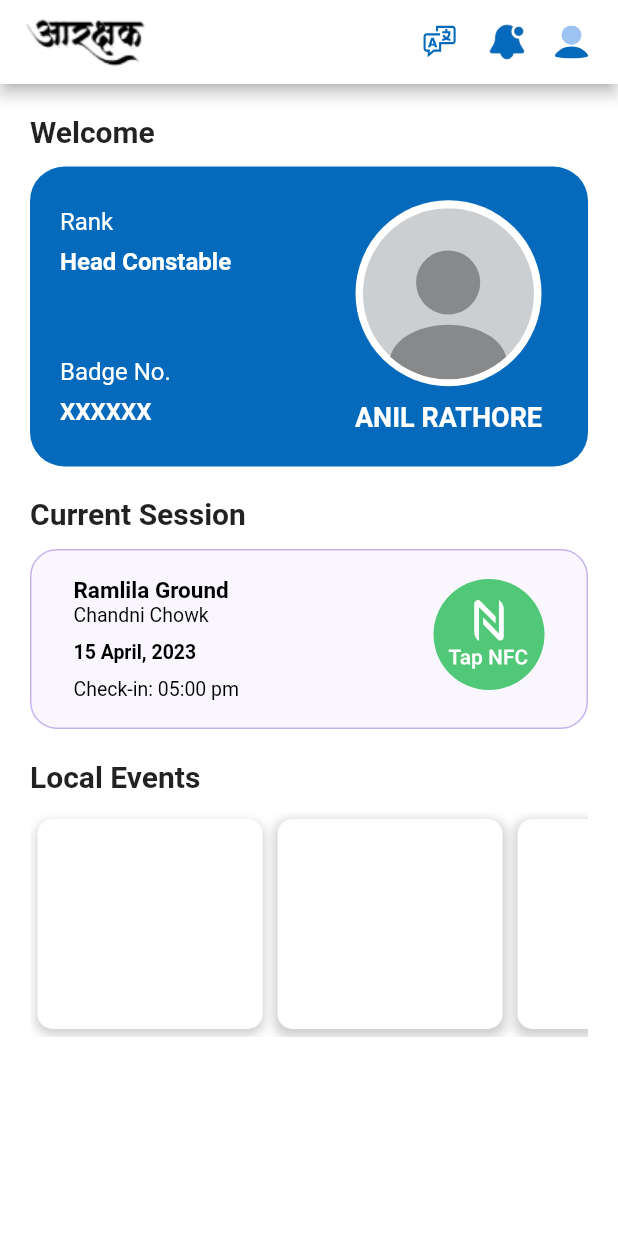
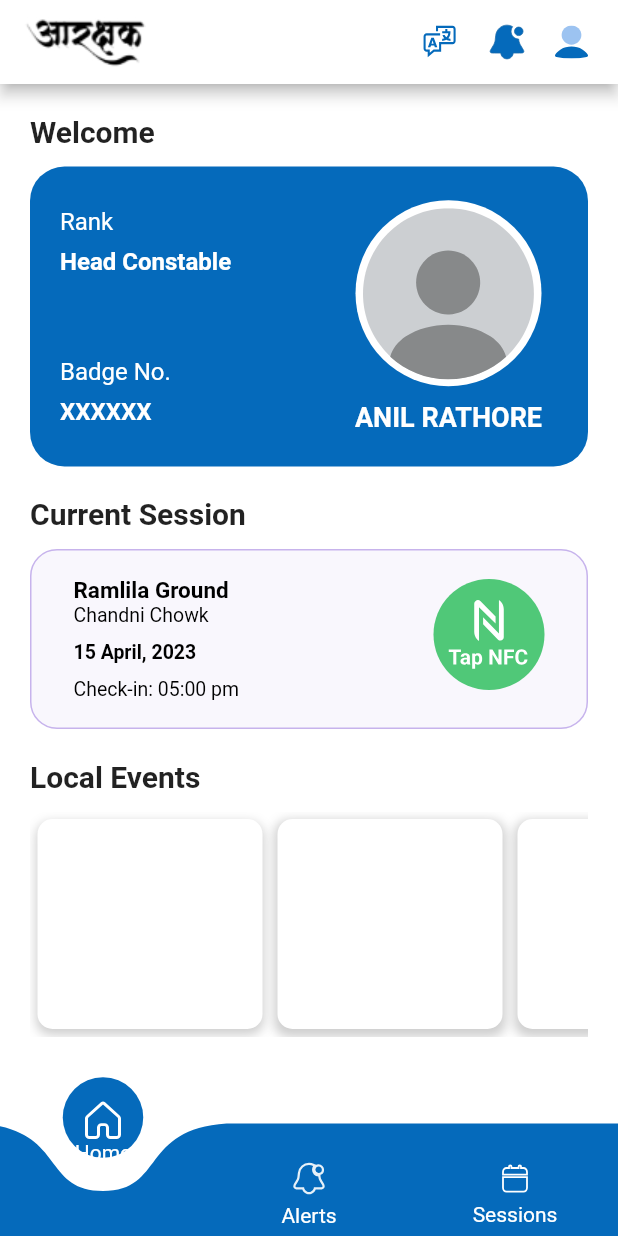
Before and after one commit to Aarakshak/Aarakshak-Flutter, a Flutter app: the screen it shows after launch, on a phone screen of 412 x 824 dp. Run offline on Flutter 3.47's test engine with Material 2 defaults, Android fonts, the phone set to English and light mode, and no system bars; drawn by our look-alikes of curved_navigation_bar; our stand-ins replace flutter_svg.

Commit message:
navbar completed

```diff
--- a/lib/screens/hompage.dart
+++ b/lib/screens/hompage.dart
@@ -1,6 +1,7 @@
 import 'package:aarakshak/ui_components/colors/color_code.dart';
 import 'package:aarakshak/widgets/profile_card.dart';
 import 'package:aarakshak/widgets/session_card.dart';
+import 'package:curved_navigation_bar/curved_navigation_bar.dart';
 import 'package:flutter/material.dart';
 import 'package:flutter_svg/flutter_svg.dart';
 
@@ -89,7 +90,8 @@ class HomePage extends StatelessWidget {
                           color: Colors.grey.withOpacity(0.5), // shadow color
                           spreadRadius: 1, // how spread out the shadow is
                           blurRadius: 5, // blur radius of the shadow
-                          offset: const Offset(0, 3), // changes the position of the shadow
+                          offset: const Offset(
+                              0, 3), // changes the position of the shadow
                         ),
                       ],
                     ),
@@ -106,7 +108,8 @@ class HomePage extends StatelessWidget {
                           color: Colors.grey.withOpacity(0.5), // shadow color
                           spreadRadius: 2, // how spread out the shadow is
                           blurRadius: 5, // blur radius of the shadow
-                          offset: const Offset(0, 3), // changes the position of the shadow
+                          offset: const Offset(
+                              0, 3), // changes the position of the shadow
                         ),
                       ],
                     ),
@@ -123,7 +126,8 @@ class HomePage extends StatelessWidget {
                           color: Colors.grey.withOpacity(0.5), // shadow color
                           spreadRadius: 2, // how spread out the shadow is
                           blurRadius: 5, // blur radius of the shadow
-                          offset: const Offset(0, 3), // changes the position of the shadow
+                          offset: const Offset(
+                              0, 3), // changes the position of the shadow
                         ),
                       ],
                     ),
@@ -134,6 +138,64 @@ class HomePage extends StatelessWidget {
           ],
         ),
       ),
+      bottomNavigationBar: CurvedNavigationBar(
+        animationDuration: const Duration(milliseconds: 250),
+        color: AppColors.navbarColor,
+        backgroundColor: Colors.transparent,
+        items: <Widget>[
+          Padding(
+            padding: const EdgeInsets.only(top: 20.0),
+            child: Column(
+              mainAxisAlignment: MainAxisAlignment.spaceEvenly,
+              children: [
+                SvgPicture.asset(
+                  'assets/images/home_outlined.svg',
+                  color: Colors.white,
+                ),
+                const Text(
+                  "Home",
+                  style: TextStyle(color: Colors.white),
+                ),
+              ],
+            ),
+          ),
+          Padding(
+            padding: const EdgeInsets.only(top: 20.0),
+            child: Column(
+              mainAxisAlignment: MainAxisAlignment.spaceEvenly,
+              children: [
+                SvgPicture.asset(
+                  'assets/images/bell_outlined.svg',
+                  color: Colors.white,
+                ),
+                const Text(
+                  "Alerts",
+                  style: TextStyle(color: Colors.white),
+                ),
+              ],
+            ),
+          ),
+          Padding(
+            padding: const EdgeInsets.only(top: 20.0),
+            child: Column(
+              mainAxisAlignment: MainAxisAlignment.spaceEvenly,
+              children: [
+                SvgPicture.asset(
+                  'assets/images/session_outlined.svg',
+                  color: Colors.white,
+                ),
+                const Text(
+                  "Sessions",
+                  style: TextStyle(color: Colors.white),
+                ),
+              ],
+            ),
+          ),
+        ],
+        onTap: (index) {
+          //Handle button tap
+        },
+      ),
     );
   }
 }
--- a/lib/ui_components/colors/color_code.dart
+++ b/lib/ui_components/colors/color_code.dart
@@ -13,4 +13,6 @@ class AppColors{
   // Text
   static Color whiteText = const Color(0xffffffff);
   static Color blackText = const Color(0xff000000);
+  // Navbar Color
+  static Color navbarColor = const Color(0xff056ABB);
 }
--- a/pubspec.yaml
+++ b/pubspec.yaml
@@ -32,7 +32,7 @@ dependencies:
     sdk: flutter
   flutter_svg: ^2.0.0
   cupertino_icons: ^1.0.2
-
+  curved_navigation_bar: ^1.0.3
 dev_dependencies:
   flutter_test:
     sdk: flutter
```
Also changed, not shown: assets/images/bell_outlined.svg (added), assets/images/home_outlined.svg (added), assets/images/session_outlined.svg (added), pubspec.lock.
